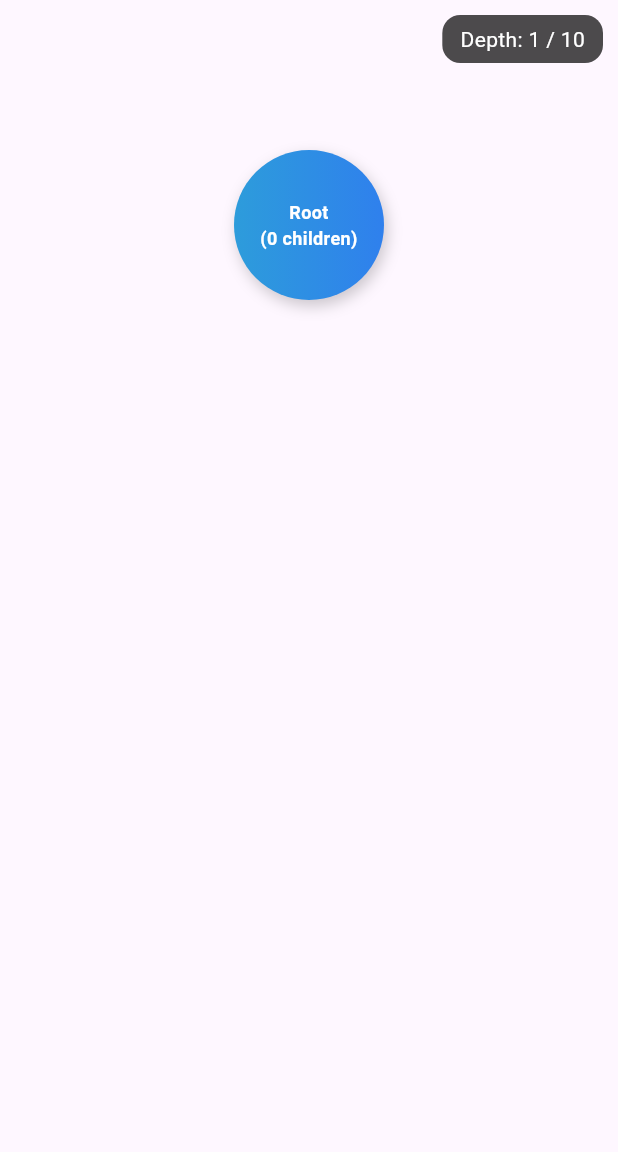
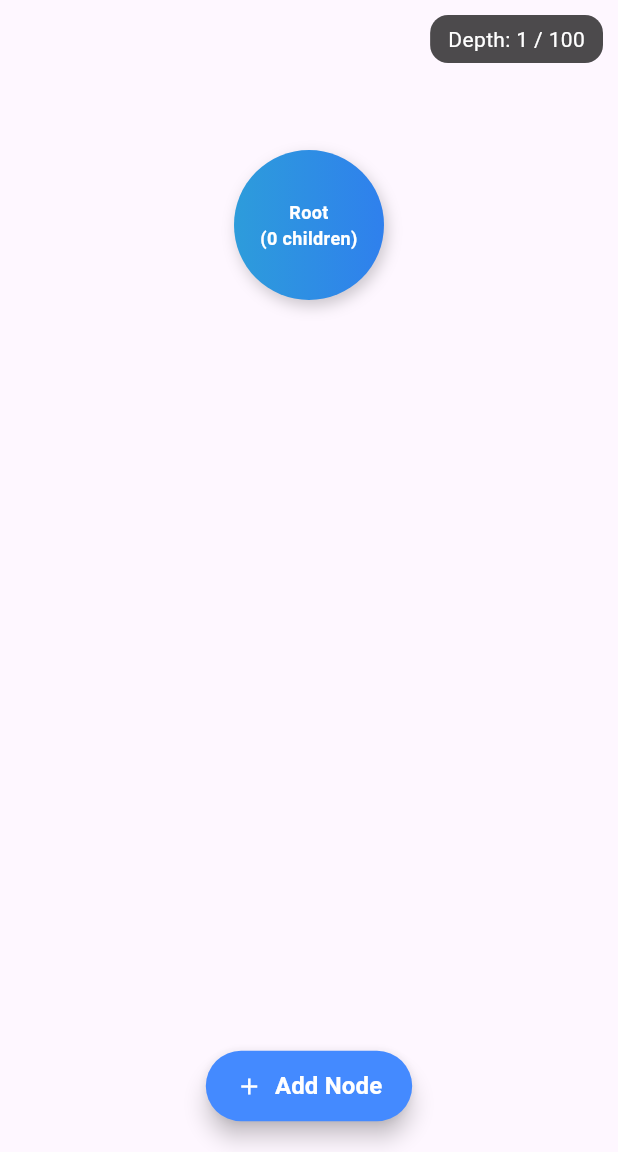
Before and after one commit to jaydip-satani/canary-graph-builder, a Flutter app: the screen it shows after launch, on a phone screen of 412 x 824 dp, the part 84-1236 px from its top. Run offline on Flutter 3.47's test engine with Material 3 defaults, Android fonts, the phone set to English and light mode, and no system bars; our stand-ins replace shared_preferences.

Commit message:
refactor graph view: enhance node management and depth handling

```diff
--- a/lib/main.dart
+++ b/lib/main.dart
@@ -54,13 +54,14 @@ class _GraphViewPageState extends State<GraphViewPage> {
 
   TreeNode? root;
   int _idCounter = 1;
+  String? selectedNodeId;
 
   static const double nodeW = 100;
   static const double nodeH = 100;
   static const double horizontalGapBetweenChildren = 20;
   static const double verticalGapBetweenLevels = 120;
   static const double canvasMargin = 100;
-  static const int maxDepth = 10;
+  static const int maxDepth = 100;
 
   @override
   void initState() {
@@ -98,38 +99,6 @@ class _GraphViewPageState extends State<GraphViewPage> {
     return maxId;
   }
 
-  void addChild(String parentId) {
-    if (root == null) return;
-    final parent = _findNodeById(root!, parentId);
-    if (parent == null) return;
-
-    final depthOfParent = _computeNodeDepth(root!, parentId);
-    if (depthOfParent + 1 > maxDepth) {
-      ScaffoldMessenger.of(
-        context,
-      ).showSnackBar(const SnackBar(content: Text("❌ Max depth reached!")));
-      return;
-    }
-
-    setState(() {
-      parent.children.add(
-        TreeNode(id: 'n${++_idCounter}', label: 'Node $_idCounter'),
-      );
-    });
-    _saveTree();
-  }
-
-  void removeNode(String nodeId) {
-    if (root == null) return;
-    if (nodeId == root!.id) return;
-    final parent = _findParent(root!, nodeId);
-    if (parent == null) return;
-    setState(() {
-      parent.children.removeWhere((c) => c.id == nodeId);
-    });
-    _saveTree();
-  }
-
   TreeNode? _findNodeById(TreeNode node, String id) {
     if (node.id == id) return node;
     for (final c in node.children) {
@@ -146,6 +115,24 @@ class _GraphViewPageState extends State<GraphViewPage> {
       if (deeper != null) return deeper;
     }
     return null;
+  }
+
+  int _computeDepth(TreeNode node) {
+    if (node.children.isEmpty) return 1;
+    int maxChild = 0;
+    for (final c in node.children) {
+      maxChild = maxChild > _computeDepth(c) ? maxChild : _computeDepth(c);
+    }
+    return 1 + maxChild;
+  }
+
+  int _computeNodeDepth(TreeNode node, String id, [int depth = 1]) {
+    if (node.id == id) return depth;
+    for (final c in node.children) {
+      final d = _computeNodeDepth(c, id, depth + 1);
+      if (d != -1) return d;
+    }
+    return -1;
   }
 
   Map<String, double> _computeSubtreeWidths(TreeNode node) {
@@ -167,24 +154,6 @@ class _GraphViewPageState extends State<GraphViewPage> {
 
     helper(node);
     return widths;
-  }
-
-  int _computeDepth(TreeNode node) {
-    if (node.children.isEmpty) return 1;
-    int maxChild = 0;
-    for (final c in node.children) {
-      maxChild = maxChild > _computeDepth(c) ? maxChild : _computeDepth(c);
-    }
-    return 1 + maxChild;
-  }
-
-  int _computeNodeDepth(TreeNode node, String id, [int depth = 1]) {
-    if (node.id == id) return depth;
-    for (final c in node.children) {
-      final d = _computeNodeDepth(c, id, depth + 1);
-      if (d != -1) return d;
-    }
-    return -1;
   }
 
   Map<String, Offset> _computePositions(
@@ -215,6 +184,103 @@ class _GraphViewPageState extends State<GraphViewPage> {
     return positions;
   }
 
+  void addChildToSelectedNode() {
+    if (root == null || selectedNodeId == null) return;
+    final parent = _findNodeById(root!, selectedNodeId!);
+    if (parent == null) return;
+
+    final depthOfParent = _computeNodeDepth(root!, selectedNodeId!);
+    if (depthOfParent + 1 > maxDepth) {
+      ScaffoldMessenger.of(
+        context,
+      ).showSnackBar(const SnackBar(content: Text("❌ Max depth reached!")));
+      return;
+    }
+
+    setState(() {
+      parent.children.add(
+        TreeNode(id: 'n${++_idCounter}', label: 'Node $_idCounter'),
+      );
+    });
+    _saveTree();
+  }
+
+  void removeNode(String nodeId) {
+    if (root == null || nodeId == root!.id) return;
+    final parent = _findParent(root!, nodeId);
+    if (parent == null) return;
+    setState(() {
+      parent.children.removeWhere((c) => c.id == nodeId);
+      if (selectedNodeId == nodeId) selectedNodeId = null;
+    });
+    _saveTree();
+  }
+
+  List<Widget> _buildNodeWidgets(TreeNode node, Map<String, Offset> positions) {
+    final list = <Widget>[];
+
+    void helper(TreeNode n) {
+      final pos = positions[n.id] ?? Offset.zero;
+      final childCount = n.children.length;
+
+      list.add(
+        Positioned(
+          left: pos.dx,
+          top: pos.dy,
+          child: Stack(
+            clipBehavior: Clip.none,
+            children: [
+              MouseRegion(
+                cursor: SystemMouseCursors.click,
+                child: GestureDetector(
+                  onTap: () {
+                    setState(() {
+                      selectedNodeId = n.id;
+                    });
+                  },
+                  child: _NodeWidget(
+                    label: "${n.label}\n($childCount children)",
+                    width: nodeW,
+                    height: nodeH,
+                    isSelected: n.id == selectedNodeId,
+                  ),
+                ),
+              ),
+              if (n.id != root!.id)
+                Positioned(
+                  right: -5,
+                  top: -5,
+                  child: MouseRegion(
+                    cursor: SystemMouseCursors.click,
+                    child: GestureDetector(
+                      onTap: () => removeNode(n.id),
+                      child: Container(
+                        padding: const EdgeInsets.all(2),
+                        decoration: const BoxDecoration(
+                          color: Colors.red,
+                          shape: BoxShape.circle,
+                        ),
+                        child: const Icon(
+                          Icons.close,
+                          size: 14,
+                          color: Colors.white,
+                        ),
+                      ),
+                    ),
+                  ),
+                ),
+            ],
+          ),
+        ),
+      );
+
+      for (final c in n.children) helper(c);
+    }
+
+    helper(node);
+    return list;
+  }
+
   @override
   Widget build(BuildContext context) {
     if (root == null) {
@@ -222,7 +288,6 @@ class _GraphViewPageState extends State<GraphViewPage> {
     }
 
     final screenSize = MediaQuery.of(context).size;
-
     final widths = _computeSubtreeWidths(root!);
     final rootWidth = widths[root!.id] ?? nodeW;
     final canvasWidth = (rootWidth + canvasMargin * 2).clamp(
@@ -232,7 +297,6 @@ class _GraphViewPageState extends State<GraphViewPage> {
     final depth = _computeDepth(root!);
     final canvasHeight =
         (depth * verticalGapBetweenLevels) + nodeH + canvasMargin * 2;
-
     final startX = (canvasWidth - rootWidth) / 2;
     final positions = _computePositions(root!, widths, startX, canvasMargin);
 
@@ -303,54 +367,30 @@ class _GraphViewPageState extends State<GraphViewPage> {
               ),
             ),
           ),
-        ],
+          Align(
+            alignment: Alignment.bottomCenter,
+            child: Padding(
+              padding: const EdgeInsets.only(bottom: 20),
+              child: ElevatedButton.icon(
+                onPressed: addChildToSelectedNode,
+                style: ElevatedButton.styleFrom(
+                  padding: const EdgeInsets.symmetric(
+                    horizontal: 20,
+                    vertical: 12,
                   ),
-    );
-  }
-
-  List<Widget> _buildNodeWidgets(TreeNode node, Map<String, Offset> positions) {
-    final list = <Widget>[];
-
-    void helper(TreeNode n) {
-      final pos = positions[n.id] ?? Offset.zero;
-      final childCount = n.children.length;
-
-      list.add(
-        Positioned(
-          left: pos.dx,
-          top: pos.dy,
-          child: Stack(
-            clipBehavior: Clip.none,
-            children: [
-              MouseRegion(
-                cursor: SystemMouseCursors.click,
-                child: GestureDetector(
-                  onTap: () => addChild(n.id),
-                  child: _NodeWidget(
-                    label: "${n.label}\n($childCount children)",
-                    width: nodeW,
-                    height: nodeH,
+                  backgroundColor: Colors.blueAccent,
+                  shape: RoundedRectangleBorder(
+                    borderRadius: BorderRadius.circular(30),
                   ),
+                  elevation: 6,
                 ),
-              ),
-              if (n.id != root!.id)
-                Positioned(
-                  right: -5,
-                  top: -5,
-                  child: MouseRegion(
-                    cursor: SystemMouseCursors.click,
-                    child: GestureDetector(
-                      onTap: () => removeNode(n.id),
-                      child: Container(
-                        padding: const EdgeInsets.all(2),
-                        decoration: const BoxDecoration(
-                          color: Colors.red,
-                          shape: BoxShape.circle,
-                        ),
-                        child: const Icon(
-                          Icons.close,
-                          size: 14,
+                icon: const Icon(Icons.add, color: Colors.white),
+                label: const Text(
+                  "Add Node",
+                  style: TextStyle(
                     color: Colors.white,
+                    fontSize: 16,
+                    fontWeight: FontWeight.bold,
                   ),
                 ),
               ),
@@ -358,14 +398,7 @@ class _GraphViewPageState extends State<GraphViewPage> {
           ),
         ],
       ),
-        ),
     );
-
-      for (final c in n.children) helper(c);
-    }
-
-    helper(node);
-    return list;
   }
 
   @override
@@ -380,11 +413,13 @@ class _NodeWidget extends StatelessWidget {
   final String label;
   final double width;
   final double height;
+  final bool isSelected;
 
   const _NodeWidget({
     required this.label,
     required this.width,
     required this.height,
+    this.isSelected = false,
     super.key,
   });
 
@@ -404,6 +439,9 @@ class _NodeWidget extends StatelessWidget {
                 colors: [Color(0xFF2D9CDB), Color(0xFF2F80ED)],
               ),
               shape: BoxShape.circle,
+              border: isSelected
+                  ? Border.all(color: Colors.yellow, width: 3)
+                  : null,
               boxShadow: [
                 BoxShadow(
                   color: Colors.black.withOpacity(0.2),
```
Lines whose indentation alone changed are shown as unchanged.
